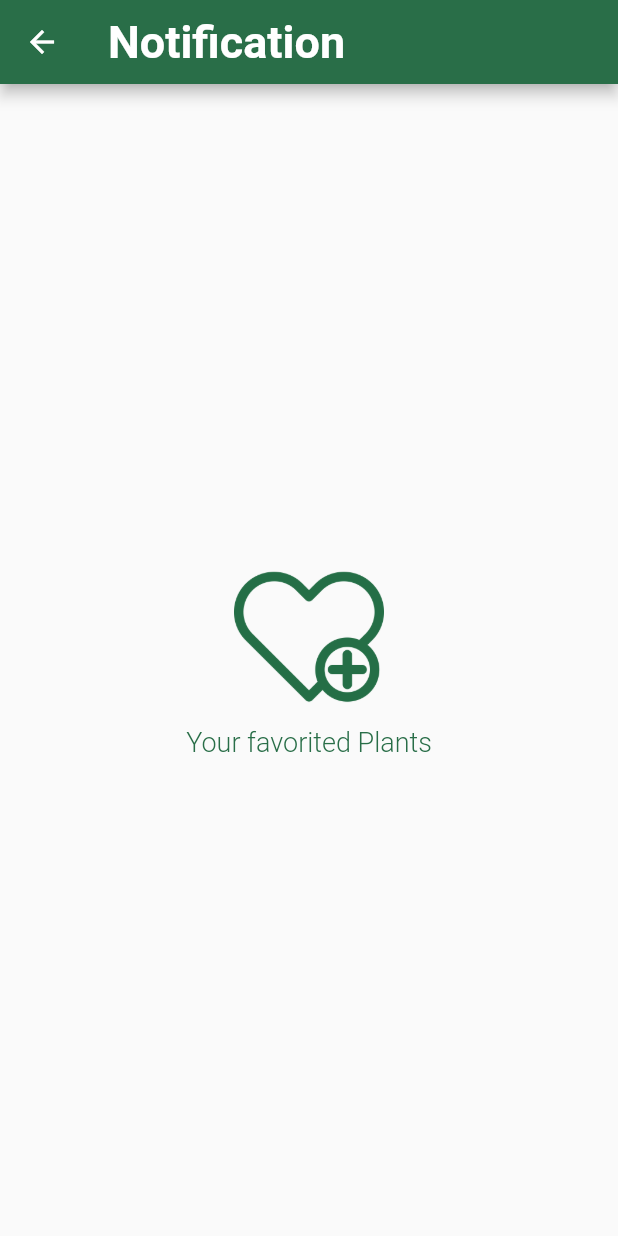
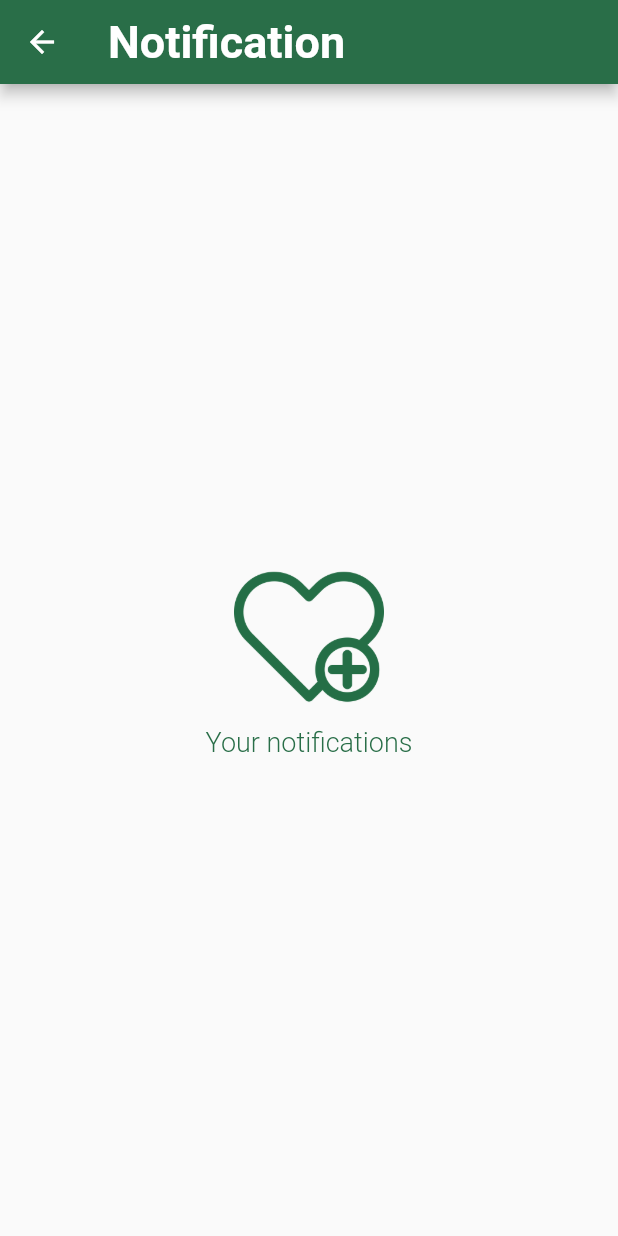
Before and after one commit to KoozCooz/HerbaLens, a Flutter app: the NotificationUi screen opened directly, on a phone screen of 412 x 824 dp. Run offline on Flutter 3.47's test engine with Material 2 defaults, Android fonts, the phone set to English and light mode, and no system bars; our stand-ins replace animated_bottom_navigation_bar, firebase_auth, firebase_core, firebase_messaging, flutter_local_notifications, fluttertoast and 3 more; accounts and stored records are empty.

Commit message:
Implemented notification ui

```diff
--- a/herbalens/lib/ui/screens/Profile/Notifications/notification-ui.dart
+++ b/herbalens/lib/ui/screens/Profile/Notifications/notification-ui.dart
@@ -44,7 +44,7 @@ class _NotificationUiState extends State<NotificationUi> {
                     height: 10,
                   ),
                   Text(
-                    'Your favorited Plants',
+                    'Your notifications',
                     style: TextStyle(
                       color: Constants.primaryColor,
                       fontWeight: FontWeight.w300,
```
